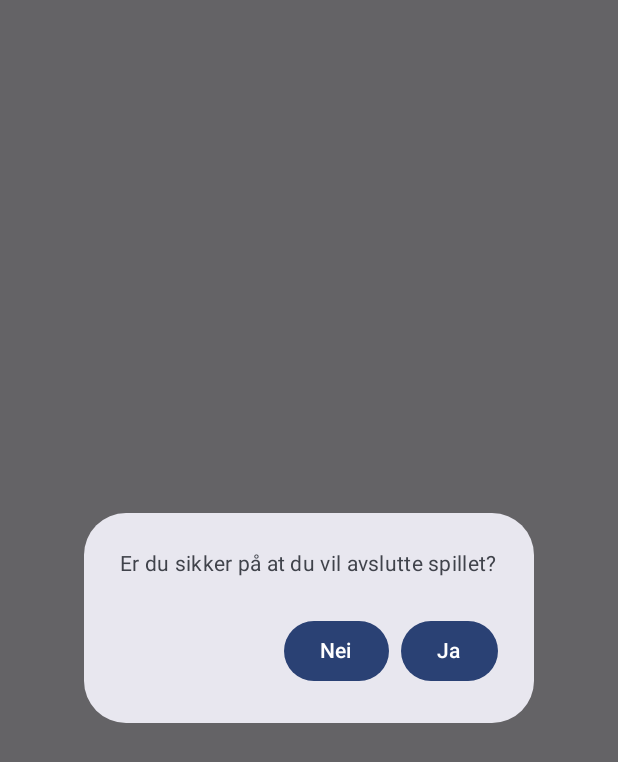
After one commit to hagmal/Numbino, an Android app built with Jetpack Compose: the composable AvbrytDialog shown on its own in the app's theme, on a phone screen of 412 x 824 dp. The commit adds this screen. Shown: the top 762 px of the screen. Run offline under Robolectric (Android 15) with nearby library versions, the light colour scheme and no system bars.

Commit message:
Laget avbrytdialogen som egen komponent

```diff
--- /dev/null
+++ b/app/src/main/java/com/example/numbino_s305896/ui/komponenter/AvbrytDialog.kt
@@ -0,0 +1,31 @@
+package com.example.numbino_s305896.ui.komponenter
+
+import androidx.compose.material3.AlertDialog
+import androidx.compose.material3.Button
+import androidx.compose.material3.Text
+import androidx.compose.runtime.Composable
+import androidx.compose.ui.res.stringResource
+import com.example.numbino_s305896.R
+
+@Composable
+fun AvbrytDialog(
+    vedLukk: () -> Unit,
+    vedBekreft: () -> Unit
+) {
+    AlertDialog(
+        onDismissRequest = vedLukk,
+        text = {
+            Text(text = stringResource(R.string.dialog_tekst))
+        },
+        confirmButton = {
+            Button(onClick = vedBekreft) {
+                Text(stringResource(id = R.string.dialog_ja))
+            }
+        },
+        dismissButton = {
+            Button(onClick = vedLukk) {
+                Text(stringResource(id = R.string.dialog_nei))
+            }
+        }
+    )
+}
```
Also changed, not shown: app/src/main/java/com/example/numbino_s305896/ui/sider/SpillSkjerm.kt (+7 -29 lines).
